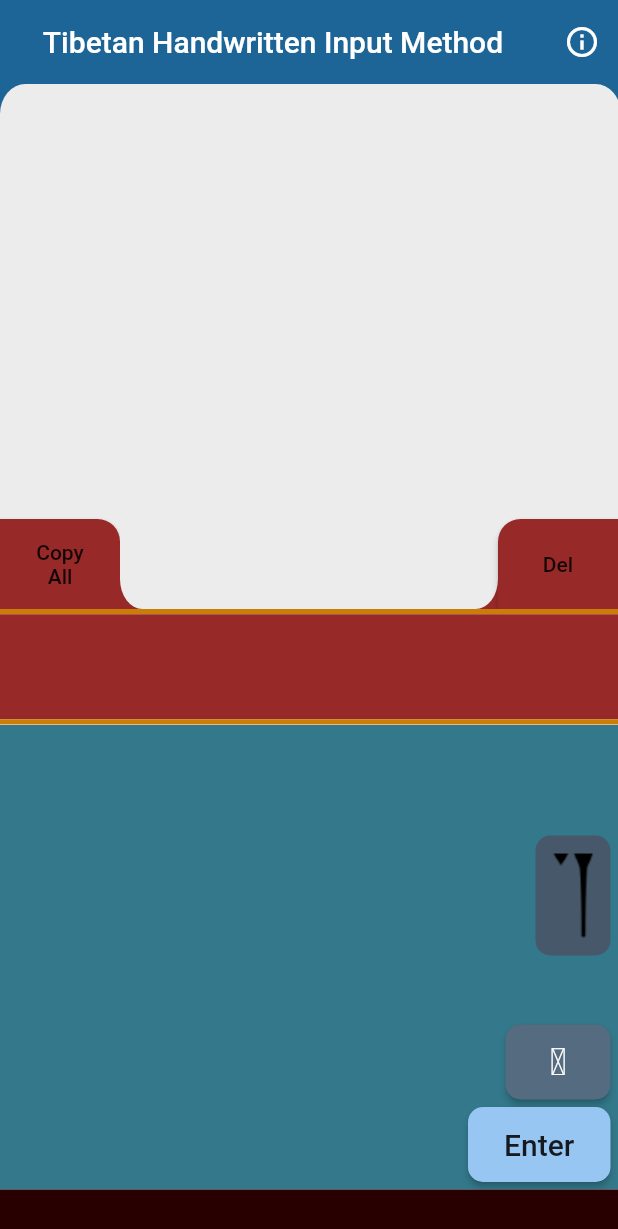
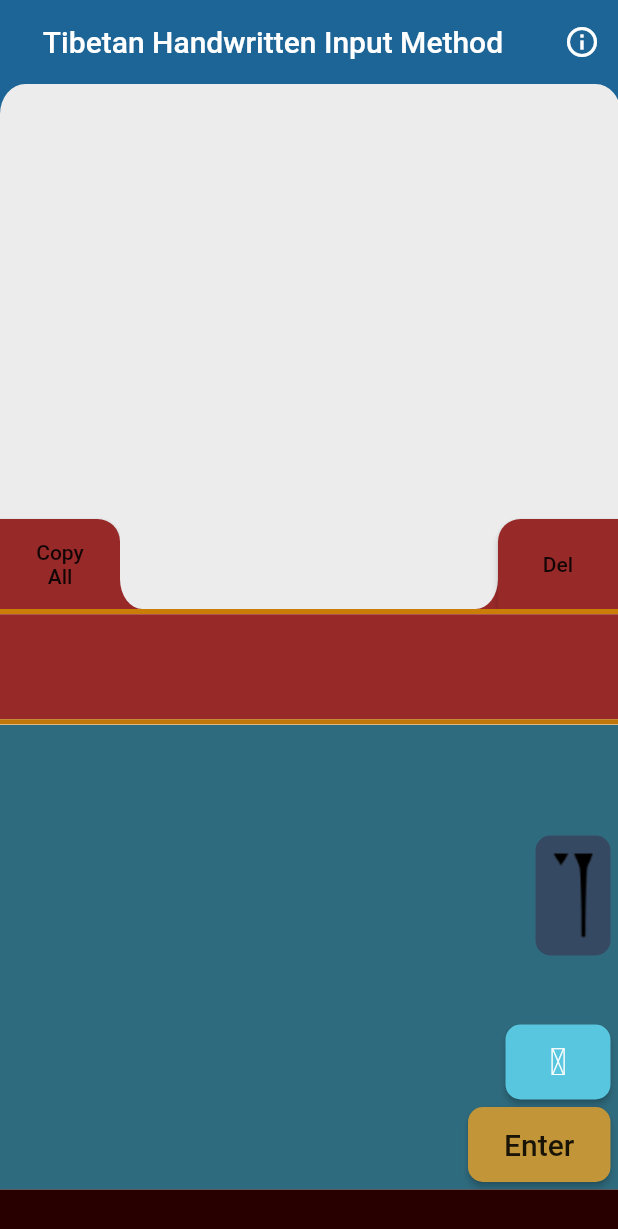
Before and after one commit to R-S-W/Write-Tibetan, a Flutter app: the screen it shows after launch, on a phone screen of 412 x 824 dp. Shown: the top 1229 px of the screen. Run offline on Flutter 3.47's test engine with Material 2 defaults, Android fonts, the phone set to English and light mode, and no system bars; missing offline and left inert: clipboard.

Commit message:
Change colors of writing pad buttons and suggestion bar borders

```diff
--- a/lib/main_body.dart
+++ b/lib/main_body.dart
@@ -38,7 +38,7 @@ class _MainBodyState extends State<MainBody> {
         SizedBox(
           height: 3.5,
           child: Container(
-            color: kSuggestionBarBorderlineColor,
+            color: kSuggestionBarBorderlineColor1,
           )
         ),
 
@@ -57,7 +57,7 @@ class _MainBodyState extends State<MainBody> {
         SizedBox(
             height: 3.5,
             child: Container(
-              color: kSuggestionBarBorderlineColor,
+              color: kSuggestionBarBorderlineColor2,
             )
         ),
 
--- a/lib/styling_files/constants.dart
+++ b/lib/styling_files/constants.dart
@@ -73,15 +73,16 @@ const TextStyle kSuggestionTextStyle =  TextStyle(
 );
 
 
-const Color kSuggestionBarBorderlineColor= Color(0xffca7e08);//Color(0xff8d9ca3);
+const Color kSuggestionBarBorderlineColor1= Color(0xffca7e08);//Color(0xff8d9ca3);
+const Color kSuggestionBarBorderlineColor2= Color(0xffbf7709);//Color(0xff8d9ca3);
 
 //Writing Stack---------------------------------------------------------------
 const Offset kWritingStackDim = Offset(414.0, 310.0);
  //MediaQuery.of(context).size.width);
 
-//Writing Pad
-const Color kWritingPadColor = Color(0xff33798b   //0xff3a88a5 // nice bluegreen
-);
+//Writing Pad------------------------------------------------------------------
+const Color kWritingPadColor = Color(0xff2f6b7e);
+//Color(0xff33798b);   //0xff3a88a5 // nice bluegreen
 // 0xffcab99e
 // 0xffbaaf74 //khaki
 // 0xff337687 //turquoise
@@ -96,15 +97,20 @@ const Color kWritingPadColor = Color(0xff33798b   //0xff3a88a5 // nice bluegreen
 const Offset kRightmostButtonsDim = Offset(100.0, 200.0);
 const Offset kTsegSheContainerDim = Offset(50.0,90);
 const Offset kTsegSheButtonDim = Offset(50.0,80);
-const Color kTsegSheButtonColor = Color(0xff465869);
-const Color kTsegSheTextColor = Colors.white;
+const Color kTsegSheButtonColor = Color(0xff364962);
+  // faded Navy 0xff2b435d
+  // Nice dark navy  blue 0xff263d5b
+// Color test = Color(0xff465869);//FFC900
+// const Color kTsegSheTextColor = Colors.white;
 
 const Offset kDeleteUndoButtonDim = Offset(70,50);
-const Color kDeleteUndoButtonColor = Color(0xff556b80);
+const Color kDeleteUndoButtonColor =  Color(0xff58C6DF);//light navy Color(0xff4367a4);
+//Color(0xff556b80);
 const Color kDeleteUndoTextColor = Colors.white;
 
 final Offset kEnterButtonDim = Offset(kRightmostButtonsDim.dx,50);
-final Color kEnterButtonColor = Color(0xff98c6f2);
+final Color kEnterButtonColor =Color(0xffC29638);
+//Color(0xff98c6f2);
 // final Offset kTsegSheButtonDim = Offset();
 
 //TsegShe and  Delete Undo Constants are in the bottom_right_buttons.dart
```
